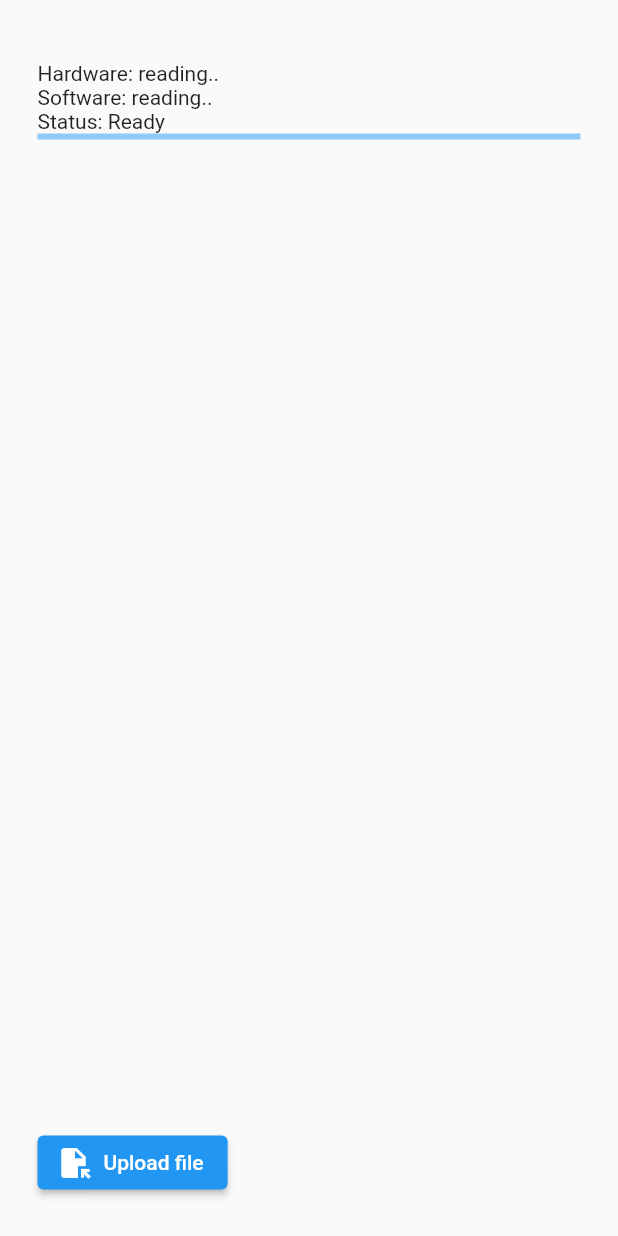
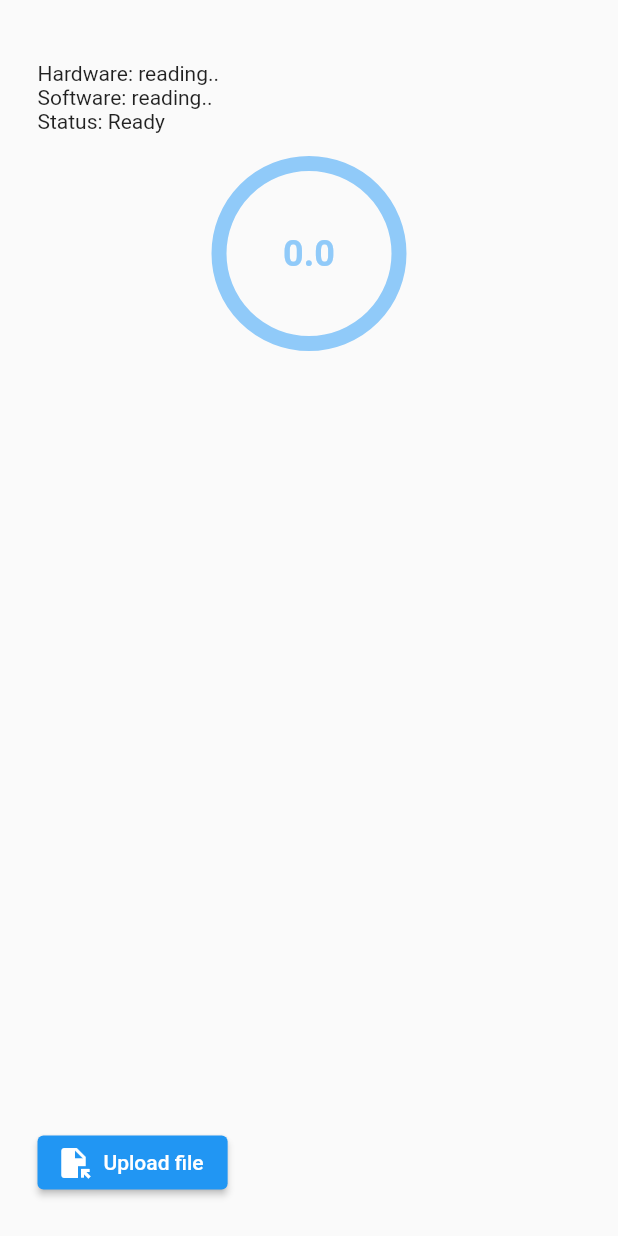
Before and after one commit to vovagorodok/ble_ota_app, a Flutter app: the UploadScreen screen opened directly with empty values, on a phone screen of 412 x 824 dp. Run offline on Flutter 3.47's test engine with Material 2 defaults, Android fonts, the phone set to English and light mode, and no system bars; our stand-ins replace file_picker, permission_handler; missing offline and left inert: flutter_reactive_ble.

Commit message:
Modern progress widget

```diff
--- a/lib/src/ui/upload_screen.dart
+++ b/lib/src/ui/upload_screen.dart
@@ -87,7 +87,7 @@ class UploadScreenState extends State<UploadScreen> {
     widget.bleUploader.upload(data);
   }
 
-  String _determinateUpdateStatus() {
+  String _determinateStatusText() {
     switch (widget.bleUploader.state.status) {
       case UploadStatus.upload:
         return "Uploading..";
@@ -100,6 +100,68 @@ class UploadScreenState extends State<UploadScreen> {
       default:
         return "Unknown status";
     }
+  }
+
+  MaterialColor _determinateStatusColor() {
+    switch (widget.bleUploader.state.status) {
+      case UploadStatus.upload:
+        return Colors.blue;
+      case UploadStatus.end:
+        return Colors.green;
+      case UploadStatus.error:
+        return Colors.red;
+      case UploadStatus.idle:
+        return Colors.blue;
+      default:
+        return Colors.blue;
+    }
+  }
+
+  Widget _buildProgressInside() {
+    final state = widget.bleUploader.state;
+    if (state.status == UploadStatus.error) {
+      return const Icon(
+        Icons.error,
+        color: Colors.red,
+        size: 56,
+      );
+    } else if (state.status == UploadStatus.end) {
+      return const Icon(
+        Icons.done,
+        color: Colors.green,
+        size: 56,
+      );
+    } else {
+      return Text(
+        (state.progress * 100).toStringAsFixed(1),
+        style: TextStyle(
+          fontWeight: FontWeight.bold,
+          color: state.status == UploadStatus.upload
+              ? Colors.blue
+              : Colors.blue.shade200,
+          fontSize: 24,
+        ),
+      );
+    }
+  }
+
+  Widget _buildProgressWidget() {
+    return SizedBox(
+      width: 120,
+      height: 120,
+      child: Stack(
+        fit: StackFit.expand,
+        children: [
+          CircularProgressIndicator(
+            value: widget.bleUploader.state.progress,
+            color: _determinateStatusColor(),
+            strokeWidth: 10,
+            backgroundColor: _determinateStatusColor().shade200,
+          ),
+          Center(child: _buildProgressInside()),
+        ],
+      ),
+    );
   }
 
   @override
@@ -115,9 +177,12 @@ class UploadScreenState extends State<UploadScreen> {
                     style: const TextStyle(fontWeight: FontWeight.bold)),
                 Text("Hardware: ${_buildHwStr(widget.bleInfoReader.info)}"),
                 Text("Software: ${_buildSwStr(widget.bleInfoReader.info)}"),
-                Text("Status: ${_determinateUpdateStatus()}"),
-                LinearProgressIndicator(
-                    value: widget.bleUploader.state.progress),
+                Text("Status: ${_determinateStatusText()}"),
+                const SizedBox(height: 20),
+                Row(
+                    mainAxisAlignment: MainAxisAlignment.center,
+                    children: [_buildProgressWidget()]),
+                const SizedBox(height: 20),
                 Flexible(
                   child: ListView(),
                 ),
```
